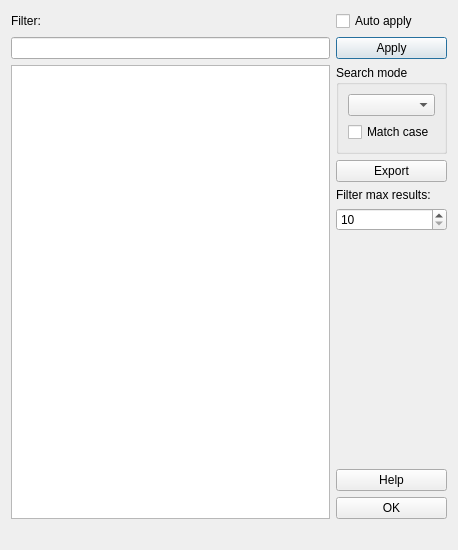
This is src/ui/dictheadwords.ui in xiaoyifang/goldendict-ng as Qt 5 draws it before an edit. The edited form follows.
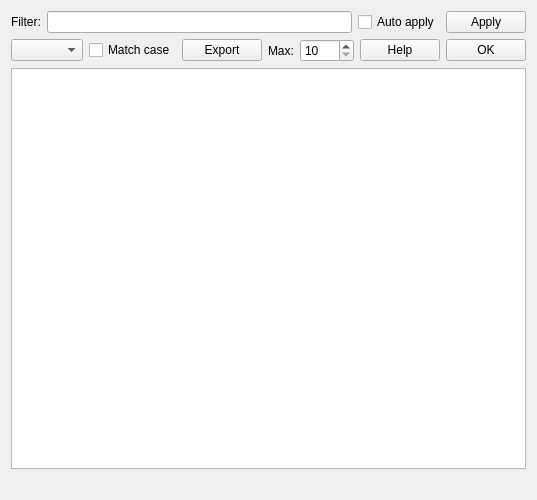
This is the edited form.

Commit message: refactor: rearrange DictHeadwords layout for more list space

Patch:
```diff
--- a/src/ui/dictheadwords.ui
+++ b/src/ui/dictheadwords.ui
@@ -6,8 +6,8 @@
    <rect>
     <x>0</x>
     <y>0</y>
-    <width>458</width>
-    <height>550</height>
+    <width>520</width>
+    <height>500</height>
    </rect>
   </property>
   <property name="windowTitle">
@@ -15,8 +15,22 @@
   </property>
   <layout class="QVBoxLayout" name="verticalLayout_3">
    <item>
-    <layout class="QGridLayout" name="gridLayout">
-     <item row="1" column="1">
+    <layout class="QHBoxLayout" name="filterLayout">
+     <item>
+      <widget class="QLabel" name="label">
+       <property name="text">
+        <string>Filter:</string>
+       </property>
+      </widget>
+     </item>
+     <item>
+      <widget class="QLineEdit" name="filterLine">
+       <property name="toolTip">
+        <string>Filter string (fixed string, wildcards or regular expression)</string>
+       </property>
+      </widget>
+     </item>
+     <item>
       <widget class="QCheckBox" name="autoApply">
        <property name="toolTip">
         <string>If checked any filter changes will we immediately applied to headwords list</string>
@@ -26,10 +40,7 @@
        </property>
       </widget>
      </item>
-     <item row="3" column="0">
-      <widget class="QListView" name="headersListView"/>
-     </item>
-     <item row="2" column="1">
+     <item>
       <widget class="QPushButton" name="applyButton">
        <property name="toolTip">
         <string>Press this button to apply filter to headwords list</string>
@@ -40,38 +51,23 @@
        <property name="autoDefault">
         <bool>false</bool>
        </property>
-       <property name="default">
-        <bool>true</bool>
-       </property>
       </widget>
      </item>
-     <item row="2" column="0">
-      <widget class="QLineEdit" name="filterLine">
-       <property name="toolTip">
-        <string>Filter string (fixed string, wildcards or regular expression)</string>
-       </property>
-      </widget>
-     </item>
-     <item row="1" column="0">
-      <widget class="QLabel" name="label">
-       <property name="text">
-        <string>Filter:</string>
-       </property>
-      </widget>
-     </item>
-     <item row="3" column="1">
-      <layout class="QVBoxLayout" name="verticalLayout_2">
+    </layout>
+   </item>
        <item>
-        <widget class="QGroupBox" name="groupBox">
-         <property name="title">
-          <string>Search mode</string>
-         </property>
-         <layout class="QVBoxLayout" name="verticalLayout">
+    <layout class="QHBoxLayout" name="toolbarLayout">
           <item>
            <widget class="QComboBox" name="searchModeCombo">
             <property name="toolTip">
              <string>This element determines how filter string will be interpreted</string>
             </property>
+       <property name="sizePolicy">
+        <sizepolicy hsizetype="Preferred" vsizetype="Fixed">
+         <horstretch>0</horstretch>
+         <verstretch>0</verstretch>
+        </sizepolicy>
+       </property>
            </widget>
           </item>
           <item>
@@ -84,9 +80,6 @@
             </property>
            </widget>
           </item>
-         </layout>
-        </widget>
-       </item>
        <item>
         <widget class="QPushButton" name="exportButton">
          <property name="toolTip">
@@ -106,7 +99,7 @@
                    <string>Specify the maximum filtered headwords returned.</string>
                </property>
                <property name="text">
-                   <string>Filter max results:</string>
+        <string>Max:</string>
                </property>
            </widget>
        </item>
@@ -127,14 +120,14 @@
               </widget>
           </item>
           <item>
-        <spacer name="verticalSpacer">
+      <spacer name="horizontalSpacer">
          <property name="orientation">
-          <enum>Qt::Vertical</enum>
+        <enum>Qt::Horizontal</enum>
          </property>
          <property name="sizeHint" stdset="0">
           <size>
-           <width>20</width>
-           <height>40</height>
+         <width>40</width>
+         <height>20</height>
           </size>
          </property>
         </spacer>
@@ -161,7 +154,8 @@
        </item>
       </layout>
      </item>
-    </layout>
+   <item>
+    <widget class="QListView" name="headersListView"/>
    </item>
    <item>
     <widget class="QLabel" name="headersNumber">
```
Lines whose indentation alone changed are shown as unchanged.
